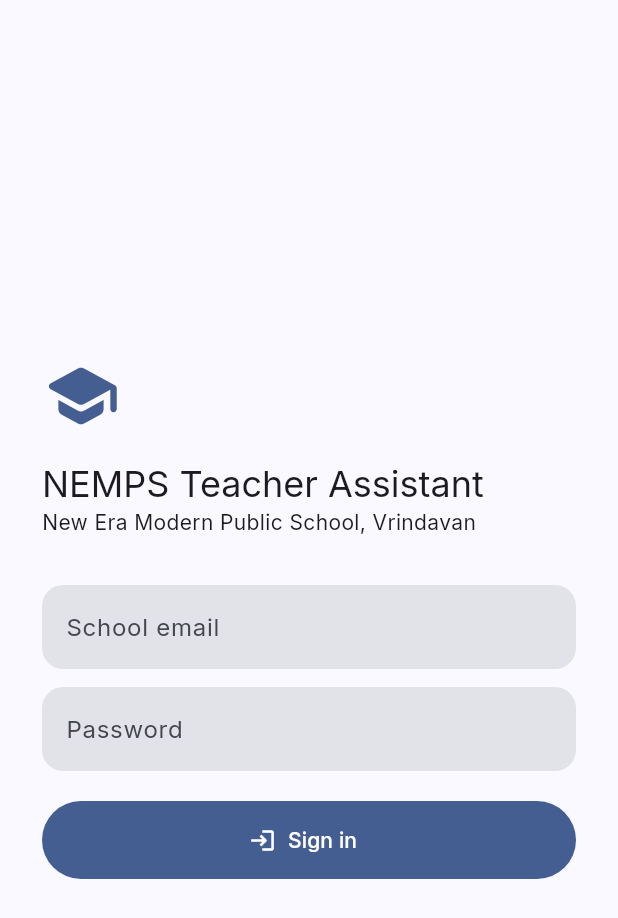
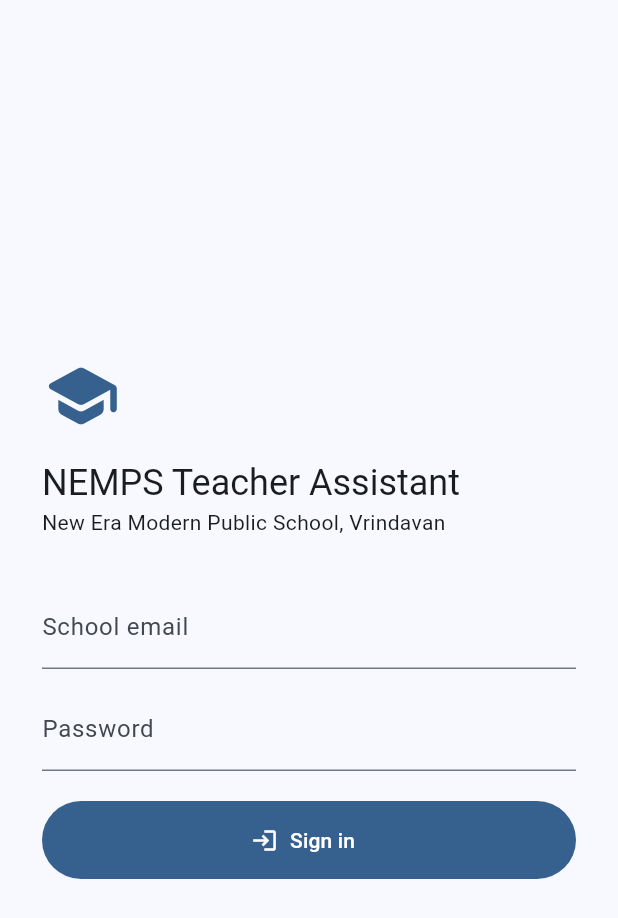
Before and after one commit to kaushalguptavoivo-droid/nemps-teacher-assistant, a Flutter app: the screen it shows after launch, on a phone screen of 412 x 824 dp. Shown: the top 918 px of the screen. Run offline on Flutter 3.47's test engine with Material 3 defaults, Android fonts, the light colour scheme and no system bars; our stand-ins replace csv, file_picker, flutter_riverpod, flutter_secure_storage, go_router, hive_flutter and 1 more; accounts and stored records are empty.

Commit message:
Complete routing, theme, offline queue service, and setup guide

```diff
--- a/lib/src/app.dart
+++ b/lib/src/app.dart
@@ -8,15 +8,54 @@
 
 class NempsApp extends ConsumerWidget {
   const NempsApp({super.key});
-  @override Widget build(BuildContext context, WidgetRef ref) {
-    final router = GoRouter(initialLocation: '/dashboard', redirect: (_, __) => Supabase.instance.client.auth.currentSession == null ? '/login' : null, routes: [
-      GoRoute(path: '/login', builder: (_, __) => const LoginScreen()),
-      GoRoute(path: '/dashboard', builder: (_, __) => const ShellScreen(child: DashboardScreen())),
-      GoRoute(path: '/attendance/:id', builder: (_, s) => ShellScreen(child: AttendanceScreen(classId: s.pathParameters['id']!))),
-      GoRoute(path: '/students/:id', builder: (_, s) => ShellScreen(child: StudentsScreen(classId: s.pathParameters['id']!))),
-      GoRoute(path: '/homework/:id', builder: (_, s) => ShellScreen(child: HomeworkScreen(classId: s.pathParameters['id']!))),
-      GoRoute(path: '/reports', builder: (_, __) => const ShellScreen(child: ReportsScreen())),
-    ]);
-    return MaterialApp.router(title: 'NEMPS Teacher Assistant', debugShowCheckedModeBanner: false, theme: AppTheme.light(), darkTheme: AppTheme.dark(), themeMode: ref.watch(themeProvider), routerConfig: router);
+  @override
+  Widget build(BuildContext context, WidgetRef ref) {
+    final router = GoRouter(
+      initialLocation: '/dashboard',
+      redirect: (_, __) => Supabase.instance.client.auth.currentSession == null ? '/login' : null,
+      routes: [
+        GoRoute(path: '/login', builder: (_, __) => const LoginScreen()),
+        GoRoute(
+          path: '/dashboard',
+          builder: (_, __) => const ShellScreen(child: DashboardScreen()),
+        ),
+        GoRoute(
+          path: '/class/:id',
+          builder: (_, s) => ShellScreen(child: ClassDetailScreen(classId: s.pathParameters['id']!)),
+        ),
+        GoRoute(
+          path: '/attendance/:id',
+          builder: (_, s) => ShellScreen(child: AttendanceScreen(classId: s.pathParameters['id']!)),
+        ),
+        GoRoute(
+          path: '/students/:id',
+          builder: (_, s) => ShellScreen(child: StudentsScreen(classId: s.pathParameters['id']!)),
+        ),
+        GoRoute(
+          path: '/homework/:id',
+          builder: (_, s) => ShellScreen(child: HomeworkScreen(classId: s.pathParameters['id']!)),
+        ),
+        GoRoute(
+          path: '/absent/:id',
+          builder: (_, s) => ShellScreen(child: AbsentNotifyScreen(classId: s.pathParameters['id']!)),
+        ),
+        GoRoute(
+          path: '/reports',
+          builder: (_, __) => const ShellScreen(child: ReportsScreen()),
+        ),
+        GoRoute(
+          path: '/admin',
+          builder: (_, __) => const ShellScreen(child: AdminPanelScreen()),
+        ),
+      ],
+    );
+    return MaterialApp.router(
+      title: 'NEMPS Teacher Assistant',
+      debugShowCheckedModeBanner: false,
+      theme: AppTheme.light(),
+      darkTheme: AppTheme.dark(),
+      themeMode: ref.watch(themeProvider),
+      routerConfig: router,
+    );
   }
 }
--- a/lib/src/core/services/offline_queue.dart
+++ b/lib/src/core/services/offline_queue.dart
@@ -1,17 +1,31 @@
+import 'package:supabase_flutter/supabase_flutter.dart';
+import 'package:hive_flutter/hive_flutter.dart';
 import 'dart:convert';
-import 'package:hive_flutter/hive_flutter.dart';
-import 'package:supabase_flutter/supabase_flutter.dart';
 
-/// Durable outbox: actions remain on device and replay when a connection returns.
 class OfflineQueue {
+  final SupabaseClient _client;
+  late final Box<Map> _queue;
+
   OfflineQueue(this._client);
-  final SupabaseClient _client;
-  Box<Map> get _box => Hive.box<Map>('nemps_offline_queue');
-  Future<void> enqueue(String table, Map<String, dynamic> row) async => _box.put(row['id'] ?? DateTime.now().microsecondsSinceEpoch.toString(), {'table': table, 'row': jsonEncode(row)});
+
+  Future<void> enqueue(String table, Map<String, dynamic> row) async {
+    await Hive.openBox<Map>('nemps_offline_queue');
+    _queue = Hive.box('nemps_offline_queue');
+    final key = '${table}_${DateTime.now().millisecondsSinceEpoch}';
+    await _queue.put(key, {'table': table, 'data': row});
+  }
+
   Future<void> flush() async {
-    final pending = Map<dynamic, Map>.from(_box.toMap());
-    for (final entry in pending.entries) {
-      try { await _client.from(entry.value['table'] as String).upsert(jsonDecode(entry.value['row'] as String)); await _box.delete(entry.key); } catch (_) { /* retry later */ }
+    if (_queue.isEmpty) return;
+
+    final entries = _queue.values.toList();
+    for (var entry in entries) {
+      try {
+        final table = entry['table'];
+        final data = entry['data'];
+        await _client.from(table).upsert(data);
+        await _queue.delete(entry);
+      } catch (_) {}
     }
   }
 }
--- a/lib/src/core/theme/app_theme.dart
+++ b/lib/src/core/theme/app_theme.dart
@@ -1,17 +1,19 @@
 import 'package:flutter/material.dart';
-import 'package:google_fonts/google_fonts.dart';
 
 class AppTheme {
-  static ThemeData light() => _theme(Brightness.light);
-  static ThemeData dark() => _theme(Brightness.dark);
-  static ThemeData _theme(Brightness brightness) {
-    final scheme = ColorScheme.fromSeed(seedColor: const Color(0xff315ca8), brightness: brightness);
-    return ThemeData(
-      useMaterial3: true, colorScheme: scheme,
-      textTheme: GoogleFonts.interTextTheme(),
-      scaffoldBackgroundColor: scheme.surface,
-      cardTheme: CardThemeData(elevation: 0, shape: RoundedRectangleBorder(borderRadius: BorderRadius.circular(20))),
-      inputDecorationTheme: InputDecorationTheme(filled: true, border: OutlineInputBorder(borderRadius: BorderRadius.circular(14), borderSide: BorderSide.none)),
-    );
-  }
+  static ThemeData light() => ThemeData(
+    useMaterial3: true,
+    colorScheme: ColorScheme.fromSeed(
+      seedColor: Colors.blue,
+      brightness: Brightness.light,
+    ),
+  );
+
+  static ThemeData dark() => ThemeData(
+    useMaterial3: true,
+    colorScheme: ColorScheme.fromSeed(
+      seedColor: Colors.blue,
+      brightness: Brightness.dark,
+    ),
+  );
 }
```
Also changed, not shown: 1 other file.
